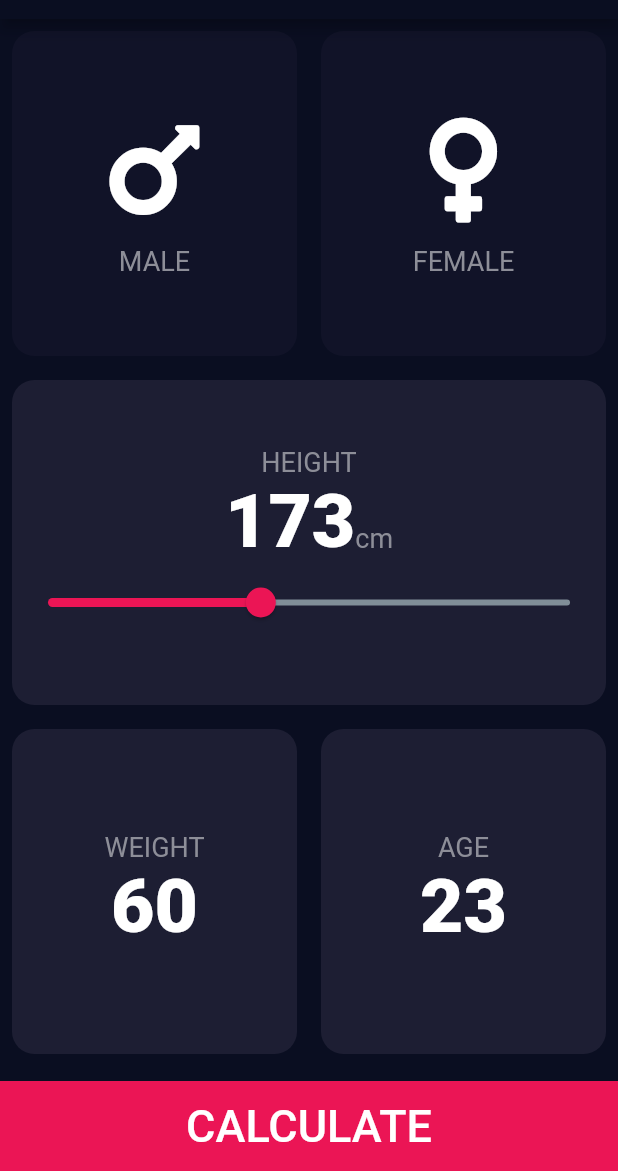
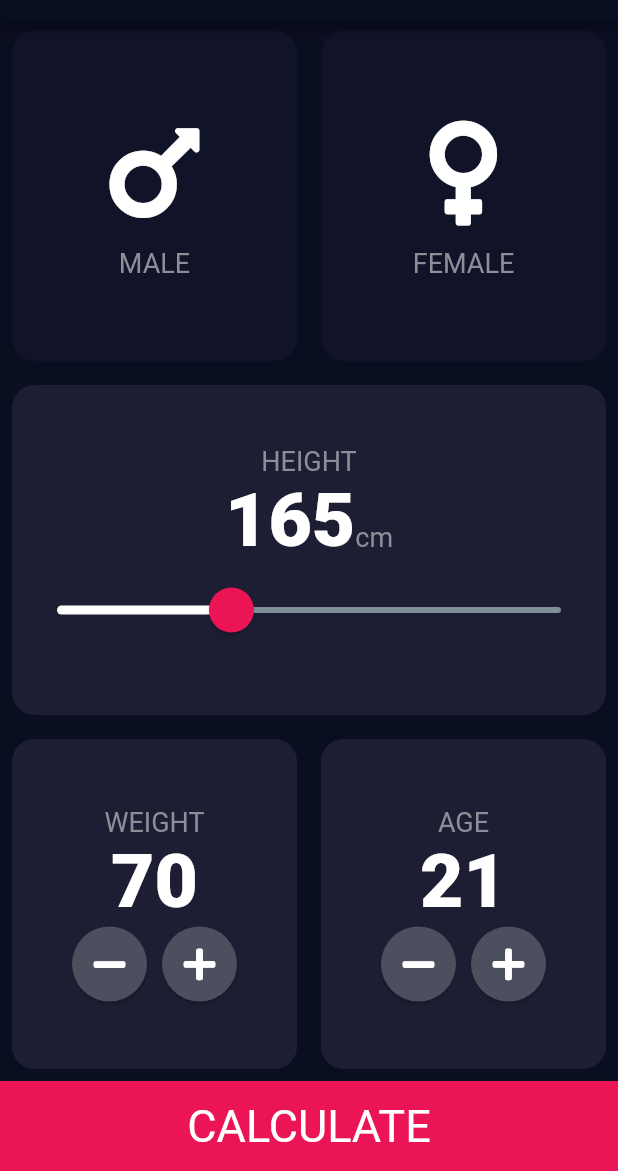
Before and after one commit to abubakarflutter/bmi_calculator_app, a Flutter app: the screen it shows after launch, on a phone screen of 412 x 824 dp, the part 65-1236 px from its top. Run offline on Flutter 3.47's test engine with Material 2 defaults, Android fonts, the phone set to English and light mode, and no system bars; our stand-ins replace font_awesome_flutter.

Commit message:
Final Commit - App Final

```diff
--- /dev/null
+++ b/lib/bmicalculation.dart
@@ -0,0 +1,46 @@
+import 'dart:convert';
+import 'dart:math';
+
+class CalculatorBrain {
+
+  double _bmi = 0;
+
+  CalculatorBrain({this.weight, this.height});
+
+  final int height;
+  final int weight;
+
+  final double maxBMI = 24;
+  final double minBMI = 18;
+
+
+  // ignore: non_constant_identifier_names
+  String BMICalculator(){
+    double _bmi = weight / pow(height/100, 2);
+    return _bmi.toStringAsFixed(1);
+  }
+
+
+  String bmiTextResult() {
+    if(_bmi >= 24 ){
+      return "OVERWEIGHT";
+    } else if (_bmi > 18.5) {
+      return "NORMAL";
+    } else {
+      return "UNDER WEIGHT";
+    }
+  }
+
+  String resultInterpretation() {
+    if(_bmi >= 24){
+      return "You have more than normal weight. Try to excersize more.";
+    } else if (_bmi > 18.5) {
+      return "You have a normal body weight. Good Job";
+    } else {
+      return "You have lower than normal body weight. You should eat a bit more";
+    }
+  }
+
+
+
+}
--- /dev/null
+++ b/lib/bottombutton.dart
@@ -0,0 +1,30 @@
+import 'package:flutter/material.dart';
+import 'constants.dart';
+
+class BottomButton extends StatelessWidget {
+  BottomButton({this.insidetext, this.ontap});
+
+  final String insidetext;
+  final Function ontap;
+
+  @override
+  Widget build(BuildContext context) {
+    return GestureDetector(
+      onTap: ontap,
+      child: Container(
+        color: bottomContainerColor,
+        height: 60,
+        width: double.infinity,
+        child: Center(
+          child: Text(
+            insidetext,
+            style: TextStyle(
+                color: Colors.white,
+                fontSize: 30.0
+            ),
+          ),
+        ),
+      ),
+    );
+  }
+}
--- /dev/null
+++ b/lib/circularButton.dart
@@ -0,0 +1,23 @@
+import 'package:flutter/material.dart';
+
+
+class CircularIconButton extends StatelessWidget {
+  CircularIconButton({this.icon, this.onPress});
+
+  final IconData icon;
+  final Function onPress;
+
+  @override
+  Widget build(BuildContext context) {
+    return RawMaterialButton(
+      elevation: 1.0,
+      onPressed: onPress,
+      child: Icon(icon),
+      constraints: BoxConstraints.tightFor(
+          width: 50.0, height: 50.0
+      ),
+      fillColor: Color(0xFF4C4F5E),
+      shape: CircleBorder(),
+    );
+  }
+}
--- a/lib/main_screen.dart
+++ b/lib/main_screen.dart
@@ -4,6 +4,10 @@ import 'package:font_awesome_flutter/font_awesome_flutter.dart';
 import 'build_card.dart';
 import 'card_inside_data.dart';
 import 'constants.dart';
+import 'result_page.dart';
+import 'bottombutton.dart';
+import 'bmicalculation.dart';
+import 'circularButton.dart';
 
 
 
@@ -21,7 +25,9 @@ class MainScreen extends StatefulWidget {
 class _MainScreenState extends State<MainScreen> {
 
   Gender selectedGender;
-  int height = 173;
+  int height = 165;
+  int weight = 70;
+  int age = 21;
 
   @override
   Widget build(BuildContext context) {
@@ -82,16 +88,25 @@ class _MainScreenState extends State<MainScreen> {
                       Text('cm', style: cardLabelTextStyle,),
                     ],
                   ),
-                  Slider(value: height.toDouble(),
+                  SliderTheme(
+                    data: SliderTheme.of(context).copyWith(
+                      activeTrackColor: Colors.white,
+                      inactiveTrackColor: Color(0xFF808E98),
+                      thumbColor: bottomContainerColor,
+                      overlayColor: Color(0x20EB1555),
+                      thumbShape: RoundSliderThumbShape(enabledThumbRadius: 15.0),
+                      overlayShape: RoundSliderOverlayShape(overlayRadius: 30.0),
+                    ),
+                    child: Slider
+                      (value: height.toDouble(),
                         min: 120,
                         max: 250,
-                      activeColor: Color(0xFFEB1555),
-                      inactiveColor: Color(0xFF808E98),
                         onChanged: (double newValue){
                       setState(() {
                         height = newValue.toInt();
                       });
-    })
+    }),
+                  )
                 ],
               ),
             ),
@@ -105,9 +120,23 @@ class _MainScreenState extends State<MainScreen> {
                     mainAxisAlignment: MainAxisAlignment.center,
                     children: [
                       Text('WEIGHT', style: cardLabelTextStyle,),
-                      Text('60', style: cardBigTextStyle,),
+                      Text(weight.toString(), style: cardBigTextStyle,),
                       Row(
+                        mainAxisAlignment: MainAxisAlignment.center,
                         children: [
+                          CircularIconButton(icon: FontAwesomeIcons.minus,
+                            onPress: (){
+                              setState(() {
+                                weight--;
+                              });
+                            },),
+                          SizedBox(width: 10.0,),
+                          CircularIconButton(icon: FontAwesomeIcons.plus,
+                            onPress: (){
+                              setState(() {
+                                weight++;
+                              });
+                            },),
                         ],
                       )
                     ],
@@ -120,9 +149,24 @@ class _MainScreenState extends State<MainScreen> {
                   mainAxisAlignment: MainAxisAlignment.center,
                   children: [
                     Text('AGE', style: cardLabelTextStyle,),
-                    Text('23', style: cardBigTextStyle,),
+                    Text(age.toString(), style: cardBigTextStyle,),
                     Row(
+                      mainAxisAlignment: MainAxisAlignment.center,
                       children: [
+                        CircularIconButton(icon: FontAwesomeIcons.minus,
+                          onPress: (){
+                            setState(() {
+                              age--;
+                            });
+                          },),
+                        SizedBox(width: 10.0,),
+                        CircularIconButton(icon: FontAwesomeIcons.plus,
+                          onPress: (){
+                          setState(() {
+                            age++;
+                          });
+                          },
+                        ),
                       ],
                     )
                   ],
@@ -130,22 +174,16 @@ class _MainScreenState extends State<MainScreen> {
               ),),
             ],
           ),),
-          Container(
-            margin: EdgeInsets.only(top: 10.0),
-            color: bottomContainerColor,
-            height: 60,
-            width: double.infinity,
-            child: TextButton(
-              onPressed: (){},
-              child: Text(
-                'CALCULATE',
-                style: TextStyle(
-                  color: Colors.white,
-                  fontSize: 30.0
-                ),
-              ),
-            ),
-          )
+          BottomButton(ontap: (){
+
+            CalculatorBrain calc = CalculatorBrain(height: height, weight: weight);
+
+    Navigator.push(context, MaterialPageRoute(builder: (context) => ResultPage(
+      bmiInterpretationFinalPage: calc.resultInterpretation(),
+      bmiBigResultText: calc.BMICalculator(),
+      bmiSmallTextIndicator: calc.bmiTextResult(),
+    )));
+    }, insidetext: "CALCULATE",)
         ],
       ),
     );
```
Also changed, not shown: lib/result_page.dart (added, +79 -0 lines), 19 other files. Lines whose indentation alone changed are shown as unchanged.
